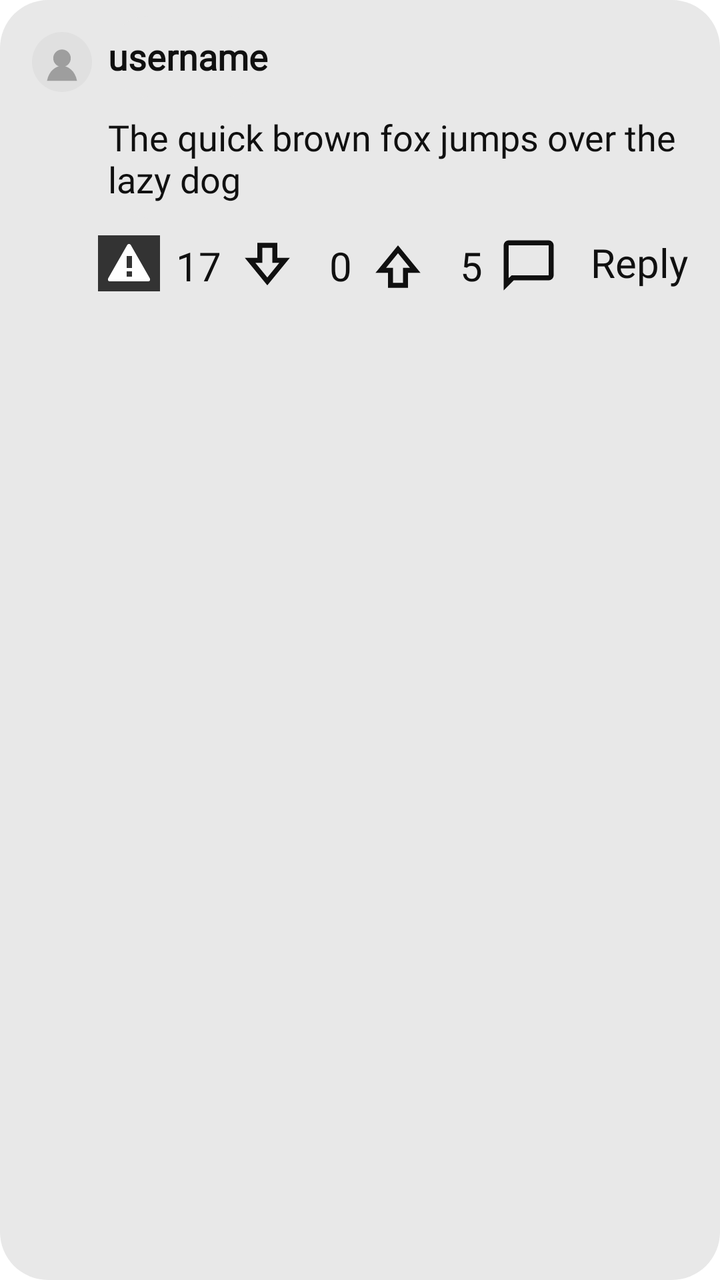
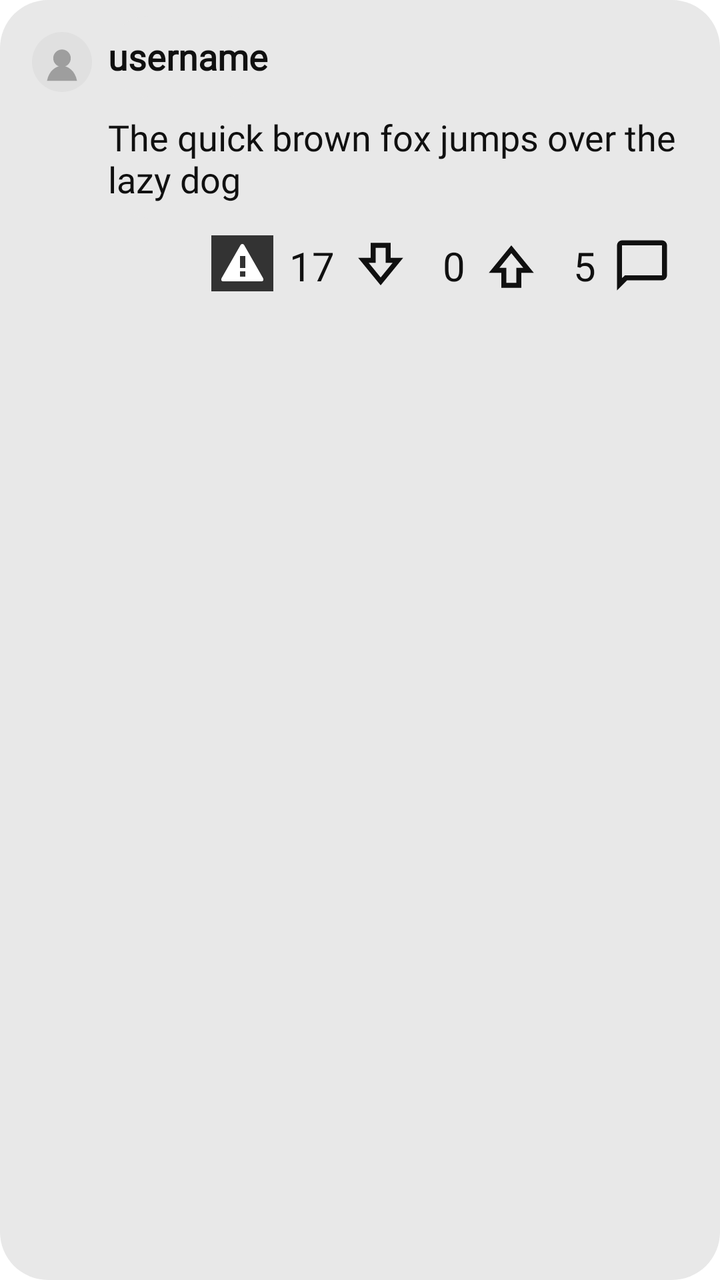

Two renders of the same Android screen: before a commit and after it. Below are the layout's source before the change and the commit's diff.
<!-- AndroidManifest.xml: application theme Theme.RateMyProfessor -->
<!-- res/layout/item_comment.xml -->
<?xml version="1.0" encoding="utf-8"?>
<androidx.constraintlayout.widget.ConstraintLayout xmlns:android="http://schemas.android.com/apk/res/android"
    android:layout_width="match_parent"
    android:layout_height="wrap_content"
    xmlns:app="http://schemas.android.com/apk/res-auto"
    xmlns:tools="http://schemas.android.com/tools"
    android:background="@drawable/rounded_box"
    android:padding="8dp"
    android:layout_marginTop="8dp">

    <TextView
        android:id="@+id/user_name"
        android:layout_width="wrap_content"
        android:layout_height="wrap_content"
        android:layout_marginStart="8dp"
        android:background="@drawable/rounded_box"
        android:fontFamily="@font/inter_bold"
        android:paddingTop="8dp"
        android:paddingBottom="8dp"
        android:text="username"
        android:textColor="@color/text_primary"
        android:textSize="18sp"
        android:textStyle="bold"
        app:layout_constraintStart_toEndOf="@+id/profile_picture"
        app:layout_constraintTop_toTopOf="parent" />

    <ImageView
        android:id="@+id/profile_picture"
        android:layout_width="30dp"
        android:layout_height="30dp"
        android:layout_marginStart="8dp"
        android:layout_marginTop="8dp"
        app:layout_constraintStart_toStartOf="parent"
        app:layout_constraintTop_toTopOf="parent"
        android:src="@drawable/profile_placeholder" />

    <TextView
        android:id="@+id/content_text"
        android:layout_width="0dp"
        android:layout_height="wrap_content"
        android:layout_marginStart="8dp"
        android:layout_marginEnd="8dp"
        android:background="@drawable/rounded_box"
        android:fontFamily="@font/inter"
        android:paddingTop="8dp"
        android:paddingBottom="8dp"
        android:text="The quick brown fox jumps over the lazy dog"
        android:textColor="@color/text_primary"
        android:textSize="18sp"
        app:layout_constraintEnd_toEndOf="parent"
        app:layout_constraintStart_toEndOf="@+id/profile_picture"
        app:layout_constraintTop_toBottomOf="@id/user_name" />

    <ImageView
        android:id="@+id/comments_icon"
        android:layout_width="30dp"
        android:layout_height="30dp"
        android:layout_marginTop="8dp"
        android:layout_marginRight="16dp"
        android:src="@drawable/comment_bubble_icon"
        app:layout_constraintRight_toLeftOf="@id/reply_button"
        app:layout_constraintTop_toBottomOf="@id/content_text" />

    <TextView
        android:id="@+id/comments_num"
        android:layout_width="wrap_content"
        android:layout_height="wrap_content"
        android:layout_marginEnd="8dp"
        android:fontFamily="@font/inter_bold"
        android:text="5"
        android:textColor="@color/text_primary"
        android:textSize="20sp"
        app:layout_constraintBottom_toBottomOf="@+id/comments_icon"
        app:layout_constraintEnd_toStartOf="@+id/comments_icon"
        app:layout_constraintTop_toTopOf="@+id/comments_icon" />

    <ImageView
        android:id="@+id/upvote_icon"
        android:layout_width="30dp"
        android:layout_height="30dp"
        android:layout_marginEnd="16dp"
        android:src="@drawable/upvote_icon"
        app:layout_constraintBottom_toBottomOf="@+id/comments_icon"
        app:layout_constraintEnd_toStartOf="@id/comments_num"
        app:layout_constraintTop_toTopOf="@+id/comments_icon" />

    <TextView
        android:id="@+id/upvotes_num"
        android:layout_width="wrap_content"
        android:layout_height="wrap_content"
        android:layout_marginEnd="8dp"
        android:fontFamily="@font/inter_bold"
        android:text="0"
        android:textColor="@color/text_primary"
        android:textSize="20sp"
        app:layout_constraintBottom_toBottomOf="@+id/comments_icon"
        app:layout_constraintEnd_toStartOf="@+id/upvote_icon"
        app:layout_constraintTop_toTopOf="@+id/comments_icon" />

    <ImageView
        android:id="@+id/downvote_icon"
        android:layout_width="30dp"
        android:layout_height="30dp"
        android:layout_marginEnd="16dp"
        android:src="@drawable/downvote_icon"
        app:layout_constraintBottom_toBottomOf="@+id/comments_icon"
        app:layout_constraintEnd_toStartOf="@id/upvotes_num"
        app:layout_constraintTop_toTopOf="@+id/comments_icon" />

    <TextView
        android:id="@+id/downvotes_num"
        android:layout_width="wrap_content"
        android:layout_height="wrap_content"
        android:layout_marginEnd="8dp"
        android:fontFamily="@font/inter_bold"
        android:text="17"
        android:textColor="@color/text_primary"
        android:textSize="20sp"
        app:layout_constraintBottom_toBottomOf="@+id/comments_icon"
        app:layout_constraintEnd_toStartOf="@+id/downvote_icon"
        app:layout_constraintTop_toTopOf="@+id/comments_icon" />

    <TextView
        android:id="@+id/reply_button"
        android:layout_width="wrap_content"
        android:layout_height="wrap_content"
        android:layout_marginEnd="8dp"
        android:fontFamily="@font/inter_bold"
        android:text="Reply"
        android:textColor="@color/text_primary"
        android:textSize="20sp"
        app:layout_constraintEnd_toEndOf="parent"
        app:layout_constraintTop_toTopOf="@+id/comments_icon" />

    <include
        android:id="@+id/comment_box"
        layout="@layout/item_reply"
        android:layout_width="match_parent"
        android:layout_height="wrap_content"
        android:layout_marginTop="16dp"
        android:visibility="gone"
        app:layout_constraintEnd_toEndOf="parent"
        app:layout_constraintStart_toStartOf="parent"
        app:layout_constraintTop_toBottomOf="@+id/reply_button" />

    <ImageButton
        android:id="@+id/report_button"
        android:layout_width="31dp"
        android:layout_height="28dp"
        android:layout_marginEnd="8dp"
        android:background="#333333"
        app:layout_constraintEnd_toStartOf="@+id/downvotes_num"
        app:layout_constraintTop_toTopOf="@+id/reply_button"
        app:srcCompat="@android:drawable/stat_sys_warning" />


</androidx.constraintlayout.widget.ConstraintLayout>
<!-- res/layout/item_reply.xml (included above) -->
<?xml version="1.0" encoding="utf-8"?>
<androidx.constraintlayout.widget.ConstraintLayout xmlns:android="http://schemas.android.com/apk/res/android"
    android:layout_width="match_parent"
    android:layout_height="wrap_content"
    xmlns:app="http://schemas.android.com/apk/res-auto"
    xmlns:tools="http://schemas.android.com/tools"
    android:background="@drawable/rounded_box"
    android:padding="8dp">

    <ImageView
        android:id="@+id/profile_picture"
        android:layout_width="30dp"
        android:layout_height="30dp"
        android:layout_marginStart="8dp"
        android:layout_marginTop="8dp"
        app:layout_constraintStart_toStartOf="parent"
        app:layout_constraintTop_toTopOf="parent"
        android:src="@drawable/profile_placeholder" />

    <EditText
        android:id="@+id/reply_text"
        android:layout_width="0dp"
        android:layout_height="wrap_content"
        android:layout_marginStart="8dp"
        android:layout_marginEnd="8dp"
        android:background="@drawable/rounded_box"
        android:fontFamily="@font/inter"
        android:hint="Reply"
        android:paddingTop="8dp"
        android:paddingBottom="8dp"
        android:minHeight="48dp"
        android:textColor="@color/text_primary"
        android:textColorHint="@color/text_muted"
        android:textSize="18sp"
        app:layout_constraintEnd_toEndOf="parent"
        app:layout_constraintStart_toEndOf="@+id/profile_picture"
        app:layout_constraintTop_toTopOf="parent" />

    <TextView
        android:id="@+id/send_reply"
        android:layout_width="wrap_content"
        android:layout_height="wrap_content"
        android:layout_marginTop="8dp"
        android:layout_marginEnd="8dp"
        android:layout_marginBottom="8dp"
        android:fontFamily="@font/inter_bold"
        android:text="Reply"
        android:textColor="@color/text_primary"
        android:textSize="20sp"
        app:layout_constraintBottom_toBottomOf="parent"
        app:layout_constraintEnd_toEndOf="parent"
        app:layout_constraintTop_toBottomOf="@+id/reply_text" />

    <TextView
        android:id="@+id/cancel_button"
        android:layout_width="wrap_content"
        android:layout_height="wrap_content"
        android:layout_marginTop="8dp"
        android:layout_marginEnd="16dp"
        android:layout_marginBottom="8dp"
        android:fontFamily="@font/inter_bold"
        android:text="Cancel"
        android:textColor="@color/text_primary"
        android:textSize="20sp"
        app:layout_constraintBottom_toBottomOf="parent"
        app:layout_constraintEnd_toStartOf="@+id/send_reply"
        app:layout_constraintTop_toBottomOf="@+id/reply_text"
        app:layout_constraintVertical_bias="1.0" />

</androidx.constraintlayout.widget.ConstraintLayout>
<!-- resources referenced by this layout -->
<resources>
  <color name="text_muted">#FF5F5D5D</color>
  <color name="text_primary">#FF101010</color>
  <!-- drawable comment_bubble_icon (drawable) -->
  <vector xmlns:android="http://schemas.android.com/apk/res/android" android:height="24dp" android:tint="@color/icon_tint" android:viewportHeight="960" android:viewportWidth="960" android:width="24dp">
        
      <path android:fillColor="@android:color/white" android:pathData="M80,880L80,160Q80,127 103.5,103.5Q127,80 160,80L800,80Q833,80 856.5,103.5Q880,127 880,160L880,640Q880,673 856.5,696.5Q833,720 800,720L240,720L80,880ZM206,640L800,640Q800,640 800,640Q800,640 800,640L800,160Q800,160 800,160Q800,160 800,160L160,160Q160,160 160,160Q160,160 160,160L160,685L206,640ZM160,640L160,640L160,160Q160,160 160,160Q160,160 160,160L160,160Q160,160 160,160Q160,160 160,160L160,640Q160,640 160,640Q160,640 160,640Z"/>
      
  </vector>
  <!-- drawable downvote_icon (drawable) -->
  <vector xmlns:android="http://schemas.android.com/apk/res/android" android:height="24dp" android:tint="@color/icon_tint" android:viewportHeight="960" android:viewportWidth="960" android:width="24dp">
  
      <group
          android:pivotX="480"
          android:pivotY="480"
          android:rotation="180">
  
          <path android:fillColor="@android:color/white" android:pathData="M320,840L320,600L120,600L480,160L840,600L640,600L640,840L320,840ZM400,760L560,760L560,520L671,520L480,286L289,520L400,520L400,760ZM480,520L480,520L480,520L480,520L480,520L480,520L480,520Z"/>
      </group>
  
  </vector>
  <!-- drawable profile_placeholder (drawable) -->
  <vector xmlns:android="http://schemas.android.com/apk/res/android"
      android:width="96dp"
      android:height="96dp"
      android:viewportWidth="96"
      android:viewportHeight="96">
  
      
      <path
          android:fillColor="#E0E0E0"
          android:pathData="M48,48m-48,0a48,48 0,1 1,96 0a48,48 0,1 1,-96 0" />
  
      
      <path
          android:fillColor="#9E9E9E"
          android:pathData="M48,42m-14,0a14,14 0,1 1,28 0a14,14 0,1 1,-28 0" />
  
      
      <path
          android:fillColor="#9E9E9E"
          android:pathData="M24,78c3,-16 14,-24 24,-24s21,8 24,24z" />
  
  </vector>
  <!-- drawable rounded_box (drawable) -->
  <shape xmlns:android="http://schemas.android.com/apk/res/android">
  
      <solid android:color="@color/surface_container"/>
  
      <corners android:radius="24dp"/>
  
  </shape>
  <!-- drawable upvote_icon (drawable) -->
  <vector xmlns:android="http://schemas.android.com/apk/res/android" android:height="24dp" android:tint="@color/icon_tint" android:viewportHeight="960" android:viewportWidth="960" android:width="24dp">
        
      <path android:fillColor="@android:color/white" android:pathData="M320,840L320,600L120,600L480,160L840,600L640,600L640,840L320,840ZM400,760L560,760L560,520L671,520L480,286L289,520L400,520L400,760ZM480,520L480,520L480,520L480,520L480,520L480,520L480,520Z"/>
      
  </vector>
  <color name="icon_tint">#FF101010</color>
  <color name="surface_container">#FFE8E8E8</color>
  <color name="text_on_inverse">#FFFFFFFF</color>
  <color name="surface">#FFFFFFFF</color>
  <color name="danger">#FFB3261E</color>
  <color name="text_hint">#FF8A8A8A</color>
  <!-- unchanged entries left out for length: 1 -->
</resources>

<!-- the commit's change to res/layout/item_comment.xml (unified diff, before → after) -->
@@ -58,7 +58,7 @@
         android:layout_marginTop="8dp"
         android:layout_marginRight="16dp"
         android:src="@drawable/comment_bubble_icon"
-        app:layout_constraintRight_toLeftOf="@id/reply_button"
+        app:layout_constraintEnd_toEndOf="parent"
         app:layout_constraintTop_toBottomOf="@id/content_text" />
 
     <TextView
@@ -120,17 +120,6 @@
         app:layout_constraintEnd_toStartOf="@+id/downvote_icon"
         app:layout_constraintTop_toTopOf="@+id/comments_icon" />
 
-    <TextView
-        android:id="@+id/reply_button"
-        android:layout_width="wrap_content"
-        android:layout_height="wrap_content"
-        android:layout_marginEnd="8dp"
-        android:fontFamily="@font/inter_bold"
-        android:text="Reply"
-        android:textColor="@color/text_primary"
-        android:textSize="20sp"
-        app:layout_constraintEnd_toEndOf="parent"
-        app:layout_constraintTop_toTopOf="@+id/comments_icon" />
 
     <include
         android:id="@+id/comment_box"
@@ -141,7 +130,7 @@
         android:visibility="gone"
         app:layout_constraintEnd_toEndOf="parent"
         app:layout_constraintStart_toStartOf="parent"
-        app:layout_constraintTop_toBottomOf="@+id/reply_button" />
+        app:layout_constraintTop_toBottomOf="@+id/comments_icon" />
 
     <ImageButton
         android:id="@+id/report_button"
@@ -150,7 +139,7 @@
         android:layout_marginEnd="8dp"
         android:background="#333333"
         app:layout_constraintEnd_toStartOf="@+id/downvotes_num"
-        app:layout_constraintTop_toTopOf="@+id/reply_button"
+        app:layout_constraintTop_toTopOf="@+id/comments_icon"
         app:srcCompat="@android:drawable/stat_sys_warning" />
 
 
